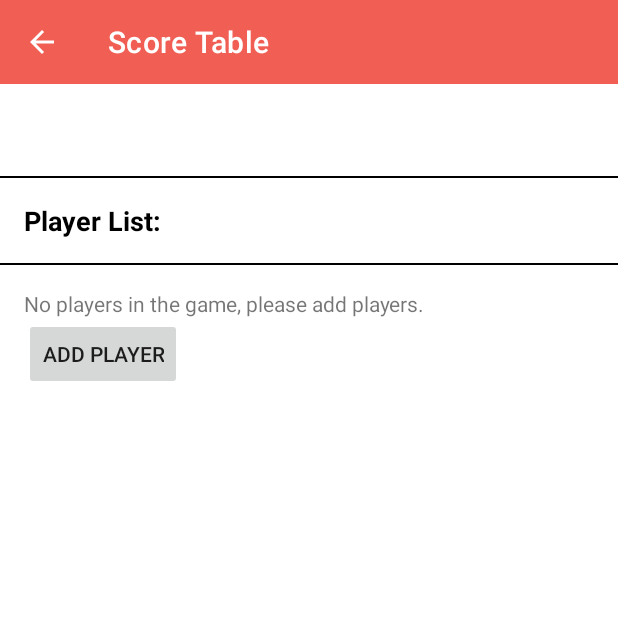
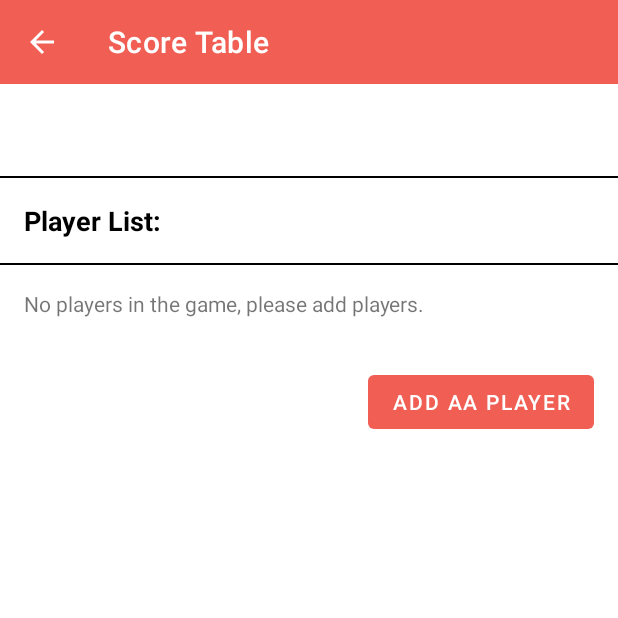
Before and after one commit to grapergrape/RummyTracker, an Android app: the ScoreTableActivity screen opened directly, with no data from a screen before it, on a phone screen of 412 x 824 dp, the top half of it. Run offline under Robolectric (Android 15) with nearby library versions, the phone set to English and light mode, and no system bars.

Commit message:
added some functionality and frontend to scoreinsertion

```diff
--- a/app/src/main/java/si/uni_lj/fe/tnuv/ScoreTableActivity.java
+++ b/app/src/main/java/si/uni_lj/fe/tnuv/ScoreTableActivity.java
@@ -2,44 +2,53 @@ package si.uni_lj.fe.tnuv;
 
 import androidx.appcompat.app.AppCompatActivity;
 
+import android.app.AlertDialog;
+import android.content.DialogInterface;
 import android.content.Intent;
 import android.graphics.Color;
+import android.graphics.Typeface;
 import android.os.Bundle;
+import android.text.InputType;
+import android.text.TextUtils;
 import android.util.Log;
+import android.util.TypedValue;
 import android.view.Gravity;
 import android.view.MenuItem;
 import android.view.View;
+import android.view.ViewGroup;
 import android.widget.Button;
+import android.widget.EditText;
+import android.widget.HorizontalScrollView;
 import android.widget.LinearLayout;
+import android.widget.TableLayout;
+import android.widget.TableRow;
 import android.widget.TextView;
 
 import java.util.HashMap;
 import java.util.List;
 
+import si.uni_lj.fe.tnuv.AddPlayerActivity;
+import si.uni_lj.fe.tnuv.R;
 import si.uni_lj.fe.tnuv.database.MyDatabaseHelper;
 import si.uni_lj.fe.tnuv.database.Player;
+
 public class ScoreTableActivity extends AppCompatActivity {
-
     private MyDatabaseHelper dbHelper;
-
-
-
 
     @Override
     protected void onCreate(Bundle savedInstanceState) {
         super.onCreate(savedInstanceState);
         setContentView(R.layout.activity_score_table);
-        Log.d("Tag","[ScoreTable] {onCreate()}");
-//        Log.d("Tag","[ScoreTableActivity] testIntVar: " + GameMenuActivity.testIntVar);
+        Log.d("Tag", "[ScoreTable] {onCreate()}");
 
-        getSupportActionBar().setDisplayHomeAsUpEnabled(true);  //Za up action (go back) button v orodni vrstici (toolbar/app bar/action bar)
+
+        getSupportActionBar().setDisplayHomeAsUpEnabled(true); // For up action (go back) button in the toolbar/app bar/action bar
     }
-
 
     @Override
     protected void onStart() {
         super.onStart();
-        Log.d("Tag","[ScoreTable] {onStart()}");
+        Log.d("Tag", "[ScoreTable] {onStart()}");
 
         dbHelper = new MyDatabaseHelper(this);
 
@@ -51,6 +60,8 @@ public class ScoreTableActivity extends AppCompatActivity {
 
         // Find the layout for adding players
         LinearLayout playerLayout = findViewById(R.id.score_table_linearlayout);
+        HorizontalScrollView scrollView = findViewById(R.id.score_table_scrollview);
+        scrollView.setHorizontalScrollBarEnabled(true);
 
         // If there are no players in the game, display a message
         if (playerList.isEmpty()) {
@@ -58,6 +69,9 @@ public class ScoreTableActivity extends AppCompatActivity {
             noPlayersTextView.setText("No players in the game, please add players.");
             playerLayout.addView(noPlayersTextView);
         } else {
+            // Clear the existing player layout
+            playerLayout.removeAllViews();
+
             // Add each player to the layout
             playerLayout.setOrientation(LinearLayout.HORIZONTAL);
             for (Player player : playerList) {
@@ -68,14 +82,18 @@ public class ScoreTableActivity extends AppCompatActivity {
                 TextView playerTextView = new TextView(this);
                 playerTextView.setText(player.getNickname());
                 playerTextView.setLayoutParams(new LinearLayout.LayoutParams(LinearLayout.LayoutParams.WRAP_CONTENT, LinearLayout.LayoutParams.WRAP_CONTENT, 1));
+                playerTextView.setTextColor(Color.BLACK);
+                playerTextView.setTextSize(TypedValue.COMPLEX_UNIT_SP, 18);
+                playerTextView.setTypeface(null, Typeface.BOLD);
                 playerInfoLayout.addView(playerTextView);
 
-                Button insertScoreButton = new Button(this);
-                insertScoreButton.setText("Insert Score");
-                insertScoreButton.setLayoutParams(new LinearLayout.LayoutParams(LinearLayout.LayoutParams.WRAP_CONTENT, LinearLayout.LayoutParams.WRAP_CONTENT));
-                insertScoreButton.setOnClickListener(new View.OnClickListener() {
+                TextView scoreField = new TextView(this);
+                scoreField.setText("Click to Insert Score");
+                scoreField.setLayoutParams(new LinearLayout.LayoutParams(LinearLayout.LayoutParams.WRAP_CONTENT, LinearLayout.LayoutParams.WRAP_CONTENT));
+                scoreField.setOnClickListener(new View.OnClickListener() {
                     @Override
                     public void onClick(View v) {
+                        // Handle score insertion here
                         Intent intent = new Intent(ScoreTableActivity.this, InsertScoreActivity.class);
                         intent.putExtra("game_id", gameId);
                         intent.putExtra("player_id", player.getId());
@@ -83,7 +101,7 @@ public class ScoreTableActivity extends AppCompatActivity {
                         startActivity(intent);
                     }
                 });
-                playerInfoLayout.addView(insertScoreButton);
+                playerInfoLayout.addView(scoreField);
 
                 // Get the player's scores for the game
                 List<HashMap<String, Object>> scores = dbHelper.getPlayerScoresForGame(player.getId(), gameId);
@@ -119,21 +137,13 @@ public class ScoreTableActivity extends AppCompatActivity {
 
                         playerInfoLayout.addView(sessionLayout);
                     }
-
                 }
 
                 playerLayout.addView(playerInfoLayout);
             }
         }
 
-        Button addPlayerButton = new Button(this);
-        addPlayerButton.setText("Add Player");
-        LinearLayout.LayoutParams buttonLayoutParams = new LinearLayout.LayoutParams(
-                LinearLayout.LayoutParams.WRAP_CONTENT,
-                LinearLayout.LayoutParams.WRAP_CONTENT
-        );
-        buttonLayoutParams.gravity = Gravity.BOTTOM;
-        addPlayerButton.setLayoutParams(buttonLayoutParams);
+        Button addPlayerButton = findViewById(R.id.add_player_button);
 
         // Set the onClickListener for the button
         addPlayerButton.setOnClickListener(new View.OnClickListener() {
@@ -144,17 +154,15 @@ public class ScoreTableActivity extends AppCompatActivity {
                 startActivity(intent);
             }
         });
+    }
 
 
-        // Add the button to the layout
-        playerLayout.addView(addPlayerButton);
 
-    } //onStart()
 
 
     @Override
     public boolean onOptionsItemSelected(MenuItem item) {
-        switch (item.getItemId()){
+        switch (item.getItemId()) {
             case android.R.id.home: //tale case MORAM NUJNO DEFINIRATI zato, da overwrite-am vgrajeno funkcijo za up action/go back button iz orodne vrstice (ta orodna vrstica je že vgrajeno v to mojo temo) (ne vem kako priti do te vgrajene/default funkcije za to, kaj naredi ta go back toolbar button
                 this.finish();
                 return true;
@@ -164,34 +172,32 @@ public class ScoreTableActivity extends AppCompatActivity {
 
     @Override
     protected void onResume() {
-        Log.d("Tag","[ScoreTable] {onResume()}");
+        Log.d("Tag", "[ScoreTable] {onResume()}");
         super.onResume();
     }
 
     @Override
     protected void onPause() {
-        Log.d("Tag","[ScoreTable] {onPause()}");
+        Log.d("Tag", "[ScoreTable] {onPause()}");
         super.onPause();
     }
 
     @Override
     protected void onStop() {
-        Log.d("Tag","[ScoreTable] {onStop()}");
+        Log.d("Tag", "[ScoreTable] {onStop()}");
         super.onStop();
     }
 
     @Override
-    protected void onDestroy() {  //NEVEM zakaj bi v tej situaciji/taki aktivnosti rabil to funkcijo
-        Log.d("Tag","[ScoreTable] {onDestroy()}");
+    protected void onDestroy() {
+        Log.d("Tag", "[ScoreTable] {onDestroy()}");
         super.onDestroy();
     }
 
     @Override
     protected void onRestart() {
-        Log.d("Tag","[ScoreTable] {onRestart()}");
+        Log.d("Tag", "[ScoreTable] {onRestart()}");
         super.onRestart();
     }
 
-
-
 }
--- a/app/src/main/res/layout/activity_score_table.xml
+++ b/app/src/main/res/layout/activity_score_table.xml
@@ -33,18 +33,20 @@
         android:layout_height="1dp"
         android:background="@android:color/black" />
 
-    <ScrollView
+    <HorizontalScrollView
+        android:id="@+id/score_table_scrollview"
         android:layout_width="match_parent"
-        android:layout_height="match_parent">
+        android:layout_height="wrap_content"
+        android:scrollbars="horizontal">
 
         <LinearLayout
             android:id="@+id/score_table_linearlayout"
-            android:layout_width="match_parent"
+            android:layout_width="wrap_content"
             android:layout_height="wrap_content"
-            android:orientation="vertical"
+            android:orientation="horizontal"
             android:padding="16dp" />
 
-    </ScrollView>
+    </HorizontalScrollView>
 
     <TextView
         android:id="@+id/no_players_textview"
--- a/app/src/main/res/values/strings.xml
+++ b/app/src/main/res/values/strings.xml
@@ -2,7 +2,7 @@
     <string name="app_name">RummyTracker</string>
     <string name="players_list_title">"Player List:"</string>
     <string name="no_players_text">There are no players added to this game, please add players</string>
-    <string name="add_player_button_text">Add a player</string>
+    <string name="add_player_button_text">Add aa player</string>
     <string name="main_menu_choose_a_game">Choose a Game</string>
     <string name="button_write_score_string">WRITE SCORE</string>
     <string name="button_leaderboards_string">LEADERBOARDS</string>
```
Also changed, not shown: app/src/main/java/si/uni_lj/fe/tnuv/GameMenuActivity.java (+0 -82 lines), app/src/main/java/si/uni_lj/fe/tnuv/InsertScoreActivity.java (+15 -3 lines), app/src/main/java/si/uni_lj/fe/tnuv/database/MyDatabaseHelper.java (+129 -3 lines).
